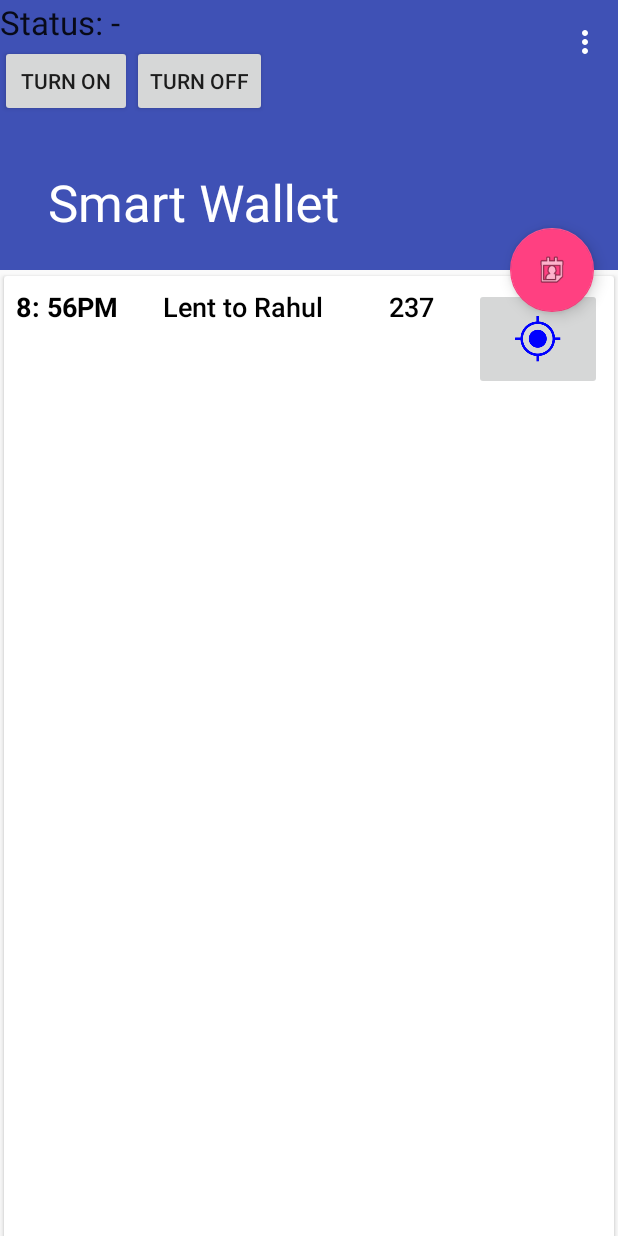
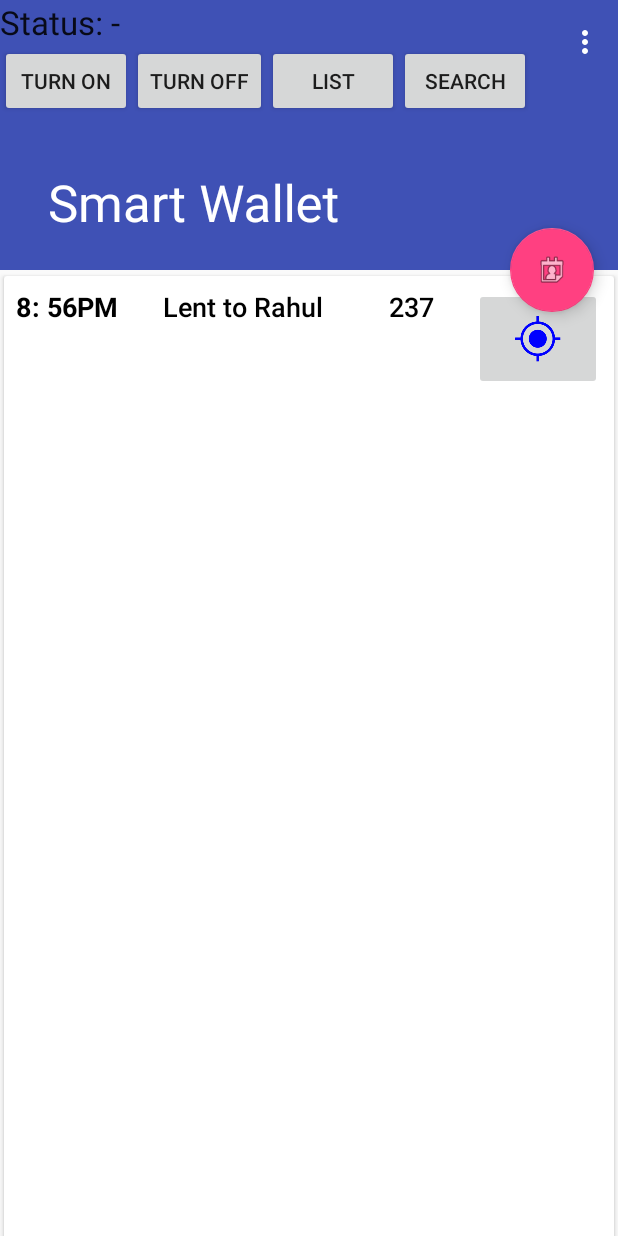
Before and after one commit to aditya-nambiar/smartwallet, an Android app: the screen it shows after launch (ScrollingActivity), on a phone screen of 412 x 824 dp. Run offline under Robolectric (Android 15) with nearby library versions, the phone set to English and light mode, and no system bars.

Commit message:
bt device find and list

```diff
--- a/app/src/main/java/com/togather/me/smartwallet/ScrollingActivity.java
+++ b/app/src/main/java/com/togather/me/smartwallet/ScrollingActivity.java
@@ -14,6 +14,8 @@ import android.view.Menu;
 import android.view.MenuItem;
 import android.view.View;
 import android.widget.LinearLayout;
+import android.content.Context;
+
 
 import java.util.ArrayList;
 import java.util.List;
@@ -29,7 +31,10 @@ import android.view.View.OnClickListener;
 import android.bluetooth.BluetoothAdapter;
 import android.bluetooth.BluetoothDevice;
 import android.content.BroadcastReceiver;
-
+import android.widget.ArrayAdapter;
+import android.widget.Button;
+import android.widget.ListView;
+import java.util.Set;
 
 public class ScrollingActivity extends AppCompatActivity {
 
@@ -40,9 +45,14 @@ public class ScrollingActivity extends AppCompatActivity {
     private Button onBtn;
     private Button offBtn;
     private TextView text;
+    private Button findBtn;
+    private Button listBtn;
+
+    private Set<BluetoothDevice> pairedDevices;
+    private ListView myListView;
+    private ArrayAdapter<String> BTArrayAdapter;
     private BluetoothAdapter myBluetoothAdapter;
     private static final int REQUEST_ENABLE_BT = 1;
-
 
     protected int getLayoutId() {
         return R.layout.activity_listofitems;
@@ -143,16 +153,24 @@ public class ScrollingActivity extends AppCompatActivity {
 
     protected void initializeBluetooth() {
         System.out.println("reached here");
-        BluetoothAdapter myBluetoothAdapter = BluetoothAdapter.getDefaultAdapter();
+        myBluetoothAdapter = BluetoothAdapter.getDefaultAdapter();
         text = (TextView) findViewById(R.id.text);
         onBtn = (Button)findViewById(R.id.turnOn);
         offBtn = (Button)findViewById(R.id.turnOff);
+        listBtn = (Button)findViewById(R.id.paired);
+        findBtn = (Button)findViewById(R.id.search);
+        myListView = (ListView)findViewById(R.id.listView12);
+// create the arrayAdapter that contains the BTDevices, and set it to the ListView
+        BTArrayAdapter = new ArrayAdapter<String>(this, android.R.layout.simple_list_item_1);
 
         if (myBluetoothAdapter == null) {
             System.out.println("reached here2");
             // Device does not support Bluetooth
             onBtn.setEnabled(false);
             offBtn.setEnabled(false);
+            findBtn.setEnabled(false);
+            listBtn.setEnabled(false);
+
             text.setText("Status: not supported");
             Toast.makeText(getApplicationContext(),"Your device does not support Bluetooth",
                     Toast.LENGTH_LONG).show();
@@ -172,6 +190,46 @@ public class ScrollingActivity extends AppCompatActivity {
                     off(v);
                 }
             });
+            listBtn.setOnClickListener(new OnClickListener() {
+                @Override
+                public void onClick(View v) {
+                    list(v);
+                }
+            });
+            findBtn.setOnClickListener(new OnClickListener() {
+                @Override
+                public void onClick(View v) {
+                    find(v);
+                }
+            });
+
+
+            myListView.setAdapter(BTArrayAdapter);
+        }
+    }
+
+    public void list(View view){
+        // get paired devices
+        pairedDevices = myBluetoothAdapter.getBondedDevices();
+
+        // put it's one to the adapter
+        for(BluetoothDevice device : pairedDevices)
+            BTArrayAdapter.add(device.getName()+ "\n" + device.getAddress());
+
+        Toast.makeText(getApplicationContext(),"Show Paired Devices",
+                Toast.LENGTH_SHORT).show();
+    }
+
+    public void find(View view) {
+        if (myBluetoothAdapter.isDiscovering()) {
+            // the button is pressed when it discovers, so cancel the discovery
+            myBluetoothAdapter.cancelDiscovery();
+        }
+        else {
+            BTArrayAdapter.clear();
+            myBluetoothAdapter.startDiscovery();
+
+            registerReceiver(bReceiver, new IntentFilter(BluetoothDevice.ACTION_FOUND));
         }
     }
 
@@ -227,4 +285,24 @@ public class ScrollingActivity extends AppCompatActivity {
         }
         return super.onOptionsItemSelected(item);
     }
+
+    final BroadcastReceiver bReceiver = new BroadcastReceiver() {
+        public void onReceive(Context context, Intent intent) {
+            String action = intent.getAction();
+            // When discovery finds a device
+            if (BluetoothDevice.ACTION_FOUND.equals(action)) {
+                // Get the BluetoothDevice object from the Intent
+                BluetoothDevice device = intent.getParcelableExtra(BluetoothDevice.EXTRA_DEVICE);
+                // add the name and the MAC address of the object to the arrayAdapter
+                BTArrayAdapter.add(device.getName() + "\n" + device.getAddress());
+                BTArrayAdapter.notifyDataSetChanged();
+            }
+        }
+    };
+
+    @Override
+    protected void onDestroy() {
+        super.onDestroy();
+        unregisterReceiver(bReceiver);
+    }
 }
--- a/app/src/main/res/layout/activity_scrolling.xml
+++ b/app/src/main/res/layout/activity_scrolling.xml
@@ -52,6 +52,12 @@
         android:layout_height="wrap_content"
         android:textAppearance="?android:attr/textAppearanceLarge"
         android:text="@string/Text" />
+    <ListView
+        android:id="@+id/listView12"
+        android:layout_width="fill_parent"
+        android:layout_height="200dp" >
+
+    </ListView>
 
     <LinearLayout
         android:layout_width="match_parent"
@@ -71,7 +77,21 @@
             android:layout_height="wrap_content"
             android:text="@string/off" />
 
+        <Button
+            android:id="@+id/paired"
+            android:layout_width="wrap_content"
+            android:layout_height="wrap_content"
+            android:text="@string/List" />
+
+        <Button
+            android:id="@+id/search"
+            android:layout_width="wrap_content"
+            android:layout_height="wrap_content"
+            android:text="@string/Find" />
+
+
     </LinearLayout>
+
 
     <android.support.design.widget.FloatingActionButton android:id="@+id/fab"
         android:layout_width="wrap_content" android:layout_height="wrap_content"
--- a/app/src/main/res/layout/content_scrolling.xml
+++ b/app/src/main/res/layout/content_scrolling.xml
@@ -7,6 +7,8 @@
     tools:showIn="@layout/activity_scrolling" android:layout_width="match_parent"
     android:layout_height="match_parent" tools:context=".ScrollingActivity">
 
+
+
     <TextView android:layout_width="wrap_content" android:layout_height="wrap_content"
         android:layout_margin="@dimen/text_margin" android:text="@string/large_text" />
 
--- a/app/src/main/res/values/strings.xml
+++ b/app/src/main/res/values/strings.xml
@@ -93,6 +93,6 @@
     <string name="Text">Status: -</string>
     <string name="on">Turn On</string>
     <string name="off">Turn Off</string>
-    <string name="List">List paired Devices</string>
-    <string name="Find">Search new Devices / Cancel</string>
+    <string name="List">List</string>
+    <string name="Find">Search</string>
 </resources>
```
